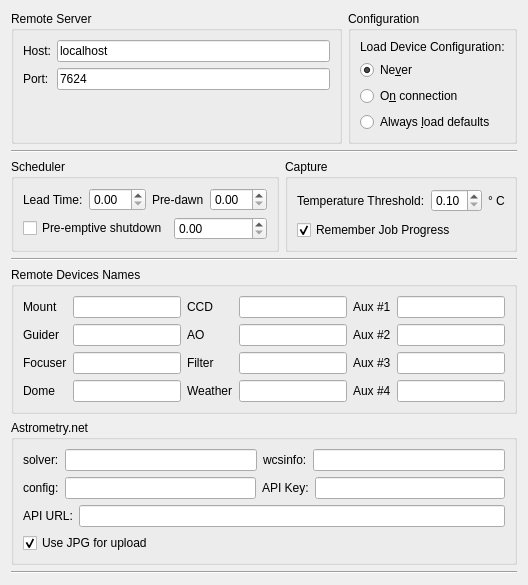
This is kstars/ekos/opsekos.ui in KDE/kstars as Qt 5 draws it before an edit. The edited form follows.
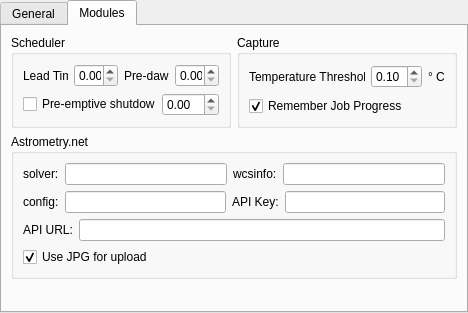
This is the edited form. The open tabs and pages were chosen to show the change.

Commit message: Minor improvements to option dialogs to conserve space

What changed in the file:
```diff
--- a/kstars/ekos/opsekos.ui
+++ b/kstars/ekos/opsekos.ui
@@ -1,16 +1,26 @@
 <?xml version="1.0" encoding="UTF-8"?>
 <ui version="4.0">
  <class>OpsEkos</class>
- <widget class="QWidget" name="OpsEkos">
+ <widget class="QTabWidget" name="OpsEkos">
   <property name="geometry">
    <rect>
     <x>0</x>
     <y>0</y>
-    <width>486</width>
-    <height>583</height>
+    <width>468</width>
+    <height>313</height>
    </rect>
   </property>
-  <layout class="QVBoxLayout" name="verticalLayout_6">
+  <property name="windowTitle">
+   <string>TabWidget</string>
+  </property>
+  <property name="currentIndex">
+   <number>0</number>
+  </property>
+  <widget class="QWidget" name="generalTab">
+   <attribute name="title">
+    <string>General</string>
+   </attribute>
+   <layout class="QVBoxLayout" name="verticalLayout">
    <item>
     <layout class="QHBoxLayout" name="horizontalLayout">
      <item>
@@ -122,160 +132,6 @@
      </item>
     </layout>
    </item>
-   <item>
-    <widget class="Line" name="line">
-     <property name="orientation">
-      <enum>Qt::Horizontal</enum>
-     </property>
-    </widget>
-   </item>
-   <item>
-    <layout class="QHBoxLayout" name="horizontalLayout_9">
-     <item>
-      <widget class="QGroupBox" name="groupBox_6">
-       <property name="title">
-        <string>Scheduler</string>
-       </property>
-       <layout class="QVBoxLayout" name="verticalLayout_5">
-        <item>
-         <layout class="QHBoxLayout" name="horizontalLayout_2">
-          <item>
-           <widget class="QLabel" name="leadTimeLabel">
-            <property name="toolTip">
-             <string>&lt;html&gt;&lt;head/&gt;&lt;body&gt;&lt;p&gt;Lead time is the minimum time in minutes between jobs. The scheduler starts execution of a job before its scheduled startup time by this lead time. Early execution is useful as focusing, alignment, and guiding procedures may take prolonged periods to time to complete.&lt;/p&gt;&lt;/body&gt;&lt;/html&gt;</string>
-            </property>
-            <property name="text">
-             <string>Lead Time:</string>
-            </property>
-           </widget>
-          </item>
-          <item>
-           <widget class="QDoubleSpinBox" name="kcfg_LeadTime"/>
-          </item>
-          <item>
-           <widget class="QLabel" name="preDawnLabel">
-            <property name="toolTip">
-             <string>&lt;html&gt;&lt;head/&gt;&lt;body&gt;&lt;p&gt;Do not permit jobs to be scheduled or executed past this many minutes before dawn.&lt;/p&gt;&lt;/body&gt;&lt;/html&gt;</string>
-            </property>
-            <property name="text">
-             <string>Pre-dawn</string>
-            </property>
-           </widget>
-          </item>
-          <item>
-           <widget class="QDoubleSpinBox" name="kcfg_PreDawnTime"/>
-          </item>
-         </layout>
-        </item>
-        <item>
-         <layout class="QHBoxLayout" name="horizontalLayout_8">
-          <item>
-           <widget class="QCheckBox" name="kcfg_PreemptiveShutdown">
-            <property name="toolTip">
-             <string>&lt;html&gt;&lt;head/&gt;&lt;body&gt;&lt;p&gt;In case no scheduler job is scheduled for this many hours, perform a complete shutdown procedure and restart observatory operations once the next job is ready.&lt;/p&gt;&lt;/body&gt;&lt;/html&gt;</string>
-            </property>
-            <property name="text">
-             <string>Pre-emptive shutdown</string>
-            </property>
-           </widget>
-          </item>
-          <item>
-           <widget class="QDoubleSpinBox" name="kcfg_PreemptiveShutdownTime">
-            <property name="toolTip">
-             <string>&lt;html&gt;&lt;head/&gt;&lt;body&gt;&lt;p&gt;Pre-emptive shutdown hours&lt;/p&gt;&lt;/body&gt;&lt;/html&gt;</string>
-            </property>
-           </widget>
-          </item>
-         </layout>
-        </item>
-       </layout>
-      </widget>
-     </item>
-     <item>
-      <widget class="QGroupBox" name="groupBox_5">
-       <property name="title">
-        <string>Capture</string>
-       </property>
-       <layout class="QVBoxLayout" name="verticalLayout">
-        <item>
-         <layout class="QHBoxLayout" name="horizontalLayout_3">
-          <item>
-           <widget class="QLabel" name="label">
-            <property name="toolTip">
-             <string>Maximum acceptable difference between requested and measured temperature set point. When the temperature threshold is below this value, the temperature set point request is deemed successful.</string>
-            </property>
-            <property name="text">
-             <string>Temperature Threshold:</string>
-            </property>
-           </widget>
-          </item>
-          <item>
-           <widget class="QDoubleSpinBox" name="kcfg_MaxTemperatureDiff">
-            <property name="minimum">
-             <double>0.100000000000000</double>
-            </property>
-            <property name="maximum">
-             <double>5.000000000000000</double>
-            </property>
-            <property name="singleStep">
-             <double>0.100000000000000</double>
-            </property>
-            <property name="value">
-             <double>0.100000000000000</double>
-            </property>
-           </widget>
-          </item>
-          <item>
-           <widget class="QLabel" name="label_3">
-            <property name="text">
-             <string>° C</string>
-            </property>
-           </widget>
-          </item>
-         </layout>
-        </item>
-        <item>
-         <layout class="QHBoxLayout" name="horizontalLayout_4">
-          <item>
-           <widget class="QCheckBox" name="kcfg_RememberJobProgress">
-            <property name="toolTip">
-             <string>When loading a sequence file,  resume the sequence starting from the last captured image, if any.</string>
-            </property>
-            <property name="text">
-             <string>Remember Job Progress</string>
-            </property>
-            <property name="checked">
-             <bool>true</bool>
-            </property>
-           </widget>
-          </item>
-          <item>
-           <spacer name="horizontalSpacer">
-            <property name="orientation">
-             <enum>Qt::Horizontal</enum>
-            </property>
-            <property name="sizeHint" stdset="0">
-             <size>
-              <width>17</width>
-              <height>17</height>
-             </size>
-            </property>
-           </spacer>
-          </item>
-         </layout>
-        </item>
-       </layout>
-      </widget>
-     </item>
-    </layout>
-   </item>
-   <item>
-    <widget class="Line" name="line_3">
-     <property name="orientation">
-      <enum>Qt::Horizontal</enum>
-     </property>
-    </widget>
-   </item>
    <item>
     <widget class="QGroupBox" name="groupBox_4">
      <property name="toolTip">
@@ -421,6 +277,166 @@
     </widget>
    </item>
    <item>
+     <spacer name="verticalSpacer_2">
+      <property name="orientation">
+       <enum>Qt::Vertical</enum>
+      </property>
+      <property name="sizeHint" stdset="0">
+       <size>
+        <width>20</width>
+        <height>40</height>
+       </size>
+      </property>
+     </spacer>
+    </item>
+   </layout>
+  </widget>
+  <widget class="QWidget" name="modulesTab">
+   <attribute name="title">
+    <string>Modules</string>
+   </attribute>
+   <layout class="QVBoxLayout" name="verticalLayout_7">
+    <item>
+     <layout class="QHBoxLayout" name="horizontalLayout_9">
+      <item>
+       <widget class="QGroupBox" name="groupBox_6">
+        <property name="title">
+         <string>Scheduler</string>
+        </property>
+        <layout class="QVBoxLayout" name="verticalLayout_6">
+         <item>
+          <layout class="QHBoxLayout" name="horizontalLayout_2">
+           <item>
+            <widget class="QLabel" name="leadTimeLabel">
+             <property name="toolTip">
+              <string>&lt;html&gt;&lt;head/&gt;&lt;body&gt;&lt;p&gt;Lead time is the minimum time in minutes between jobs. The scheduler starts execution of a job before its scheduled startup time by this lead time. Early execution is useful as focusing, alignment, and guiding procedures may take prolonged periods to time to complete.&lt;/p&gt;&lt;/body&gt;&lt;/html&gt;</string>
+             </property>
+             <property name="text">
+              <string>Lead Time:</string>
+             </property>
+            </widget>
+           </item>
+           <item>
+            <widget class="QDoubleSpinBox" name="kcfg_LeadTime"/>
+           </item>
+           <item>
+            <widget class="QLabel" name="preDawnLabel">
+             <property name="toolTip">
+              <string>&lt;html&gt;&lt;head/&gt;&lt;body&gt;&lt;p&gt;Do not permit jobs to be scheduled or executed past this many minutes before dawn.&lt;/p&gt;&lt;/body&gt;&lt;/html&gt;</string>
+             </property>
+             <property name="text">
+              <string>Pre-dawn</string>
+             </property>
+            </widget>
+           </item>
+           <item>
+            <widget class="QDoubleSpinBox" name="kcfg_PreDawnTime"/>
+           </item>
+          </layout>
+         </item>
+         <item>
+          <layout class="QHBoxLayout" name="horizontalLayout_8">
+           <item>
+            <widget class="QCheckBox" name="kcfg_PreemptiveShutdown">
+             <property name="toolTip">
+              <string>&lt;html&gt;&lt;head/&gt;&lt;body&gt;&lt;p&gt;In case no scheduler job is scheduled for this many hours, perform a complete shutdown procedure and restart observatory operations once the next job is ready.&lt;/p&gt;&lt;/body&gt;&lt;/html&gt;</string>
+             </property>
+             <property name="text">
+              <string>Pre-emptive shutdown</string>
+             </property>
+            </widget>
+           </item>
+           <item>
+            <widget class="QDoubleSpinBox" name="kcfg_PreemptiveShutdownTime">
+             <property name="toolTip">
+              <string>&lt;html&gt;&lt;head/&gt;&lt;body&gt;&lt;p&gt;Pre-emptive shutdown hours&lt;/p&gt;&lt;/body&gt;&lt;/html&gt;</string>
+             </property>
+            </widget>
+           </item>
+          </layout>
+         </item>
+        </layout>
+       </widget>
+      </item>
+      <item>
+       <widget class="QGroupBox" name="groupBox_5">
+        <property name="title">
+         <string>Capture</string>
+        </property>
+        <layout class="QVBoxLayout" name="verticalLayout_5">
+         <item>
+          <layout class="QHBoxLayout" name="horizontalLayout_3">
+           <item>
+            <widget class="QLabel" name="label">
+             <property name="toolTip">
+              <string>Maximum acceptable difference between requested and measured temperature set point. When the temperature threshold is below this value, the temperature set point request is deemed successful.</string>
+             </property>
+             <property name="text">
+              <string>Temperature Threshold:</string>
+             </property>
+            </widget>
+           </item>
+           <item>
+            <widget class="QDoubleSpinBox" name="kcfg_MaxTemperatureDiff">
+             <property name="minimum">
+              <double>0.100000000000000</double>
+             </property>
+             <property name="maximum">
+              <double>5.000000000000000</double>
+             </property>
+             <property name="singleStep">
+              <double>0.100000000000000</double>
+             </property>
+             <property name="value">
+              <double>0.100000000000000</double>
+             </property>
+            </widget>
+           </item>
+           <item>
+            <widget class="QLabel" name="label_3">
+             <property name="text">
+              <string>° C</string>
+             </property>
+            </widget>
+           </item>
+          </layout>
+         </item>
+         <item>
+          <layout class="QHBoxLayout" name="horizontalLayout_4">
+           <item>
+            <widget class="QCheckBox" name="kcfg_RememberJobProgress">
+             <property name="toolTip">
+              <string>When loading a sequence file,  resume the sequence starting from the last captured image, if any.</string>
+             </property>
+             <property name="text">
+              <string>Remember Job Progress</string>
+             </property>
+             <property name="checked">
+              <bool>true</bool>
+             </property>
+            </widget>
+           </item>
+           <item>
+            <spacer name="horizontalSpacer">
+             <property name="orientation">
+              <enum>Qt::Horizontal</enum>
+             </property>
+             <property name="sizeHint" stdset="0">
+              <size>
+               <width>17</width>
+               <height>17</height>
+              </size>
+             </property>
+            </spacer>
+           </item>
+          </layout>
+         </item>
+        </layout>
+       </widget>
+      </item>
+     </layout>
+    </item>
+    <item>
     <widget class="QGroupBox" name="groupBox">
      <property name="title">
       <string>Astrometry.net</string>
@@ -539,13 +555,6 @@
      </layout>
     </widget>
    </item>
-   <item>
-    <widget class="Line" name="line_2">
-     <property name="orientation">
-      <enum>Qt::Horizontal</enum>
-     </property>
-    </widget>
-   </item>
    <item>
     <spacer name="verticalSpacer_4">
      <property name="orientation">
@@ -554,12 +563,13 @@
      <property name="sizeHint" stdset="0">
       <size>
        <width>20</width>
-       <height>21</height>
+        <height>40</height>
       </size>
      </property>
     </spacer>
    </item>
   </layout>
+  </widget>
  </widget>
  <resources/>
  <connections/>
```
Lines whose indentation alone changed are shown as unchanged. The commit also changes 4 other files.
